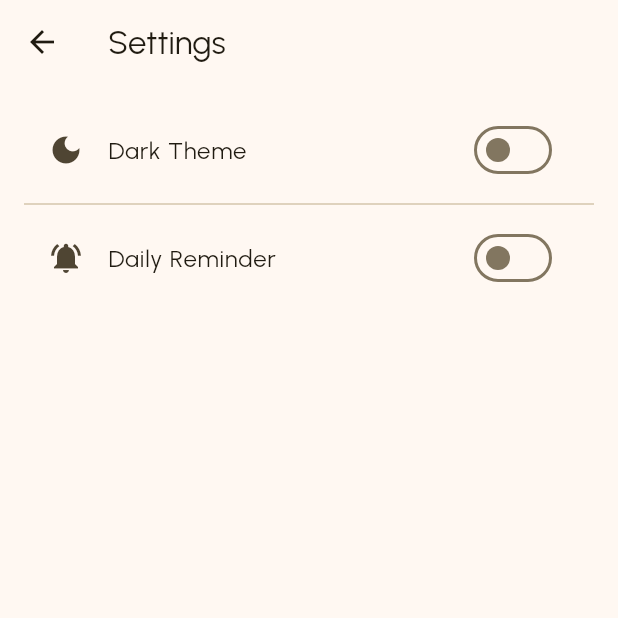
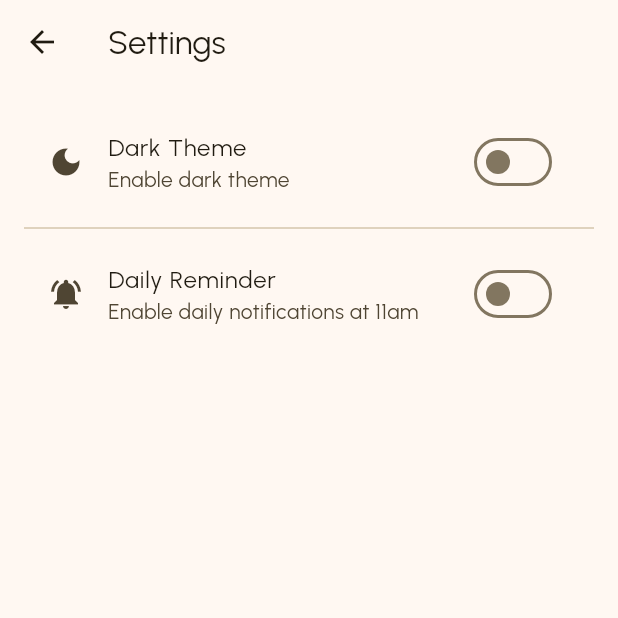
Before and after one commit to fadhlansulistiyo/dishdash_restaurant, a Flutter app: the SettingScreen screen opened directly, on a phone screen of 412 x 824 dp, the top half of it. Run offline on Flutter 3.47's test engine with Material 3 defaults, Android fonts, the phone set to English and light mode, and no system bars; our stand-ins replace flutter_local_notifications, flutter_timezone, google_fonts, shared_preferences, sqflite, timezone; accounts and stored records are empty; network calls fail.

Commit message:
add subtitle in SwitchList

```diff
--- a/lib/screen/settings/setting_screen.dart
+++ b/lib/screen/settings/setting_screen.dart
@@ -31,6 +31,7 @@ class _SettingScreenState extends State<SettingScreen> {
             // Dark Theme Switch
             SwitchListTile(
               title: const Text('Dark Theme'),
+              subtitle: const Text('Enable dark theme'),
               value: isDarkTheme,
               secondary: const Icon(Icons.dark_mode),
               onChanged: (bool value) {
@@ -41,6 +42,7 @@ class _SettingScreenState extends State<SettingScreen> {
             // Notification Switch
             SwitchListTile(
                 title: const Text('Daily Reminder'),
+                subtitle: const Text('Enable daily notifications at 11am'),
                 value: isNotificationEnable,
                 secondary: const Icon(Icons.notifications_active),
                 onChanged: (bool isEnabled) async {
```
